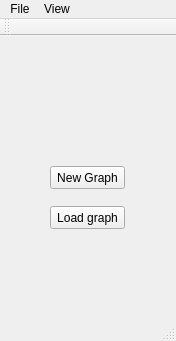
Before: the Qt Designer form Graph_algorithms/GraphUI/mainwindow.ui in symphony-of-nirfolio-uni/graph-algorithms, drawn with Qt 5.
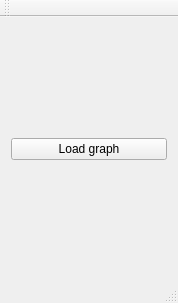
After: the same form once the commit is applied.

Commit message: added shortest path dialog, ui layout is broken for some reason

What changed in the file:
```diff
--- a/Graph_algorithms/GraphUI/mainwindow.ui
+++ b/Graph_algorithms/GraphUI/mainwindow.ui
@@ -6,39 +6,17 @@
    <rect>
     <x>0</x>
     <y>0</y>
-    <width>176</width>
-    <height>341</height>
+    <width>178</width>
+    <height>303</height>
    </rect>
   </property>
   <property name="windowTitle">
    <string>MainWindow</string>
   </property>
   <widget class="QWidget" name="centralWidget">
-   <widget class="QPushButton" name="newGraphButton">
-    <property name="geometry">
-     <rect>
-      <x>50</x>
-      <y>130</y>
-      <width>75</width>
-      <height>23</height>
-     </rect>
-    </property>
-    <property name="text">
-     <string>New Graph</string>
-    </property>
-    <property name="autoDefault">
-     <bool>true</bool>
-    </property>
-   </widget>
+   <layout class="QGridLayout" name="gridLayout">
+    <item row="0" column="0">
    <widget class="QPushButton" name="loadGraphButton">
-    <property name="geometry">
-     <rect>
-      <x>50</x>
-      <y>170</y>
-      <width>75</width>
-      <height>23</height>
-     </rect>
-    </property>
     <property name="text">
      <string>Load graph</string>
     </property>
@@ -46,28 +24,8 @@
      <bool>true</bool>
     </property>
    </widget>
-  </widget>
-  <widget class="QMenuBar" name="menuBar">
-   <property name="geometry">
-    <rect>
-     <x>0</x>
-     <y>0</y>
-     <width>176</width>
-     <height>21</height>
-    </rect>
-   </property>
-   <widget class="QMenu" name="menuFilr">
-    <property name="title">
-     <string>File</string>
-    </property>
-   </widget>
-   <widget class="QMenu" name="menuView">
-    <property name="title">
-     <string>View</string>
-    </property>
-   </widget>
-   <addaction name="menuFilr"/>
-   <addaction name="menuView"/>
+    </item>
+   </layout>
   </widget>
   <widget class="QToolBar" name="mainToolBar">
    <attribute name="toolBarArea">
```
Lines whose indentation alone changed are shown as unchanged. The commit also changes 8 other files.
